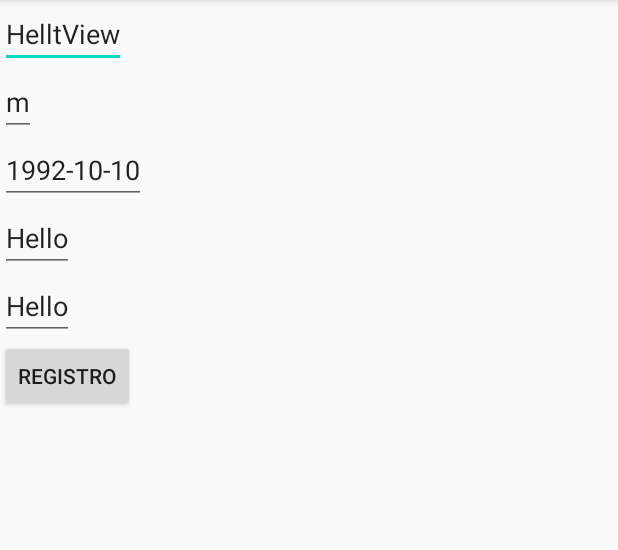
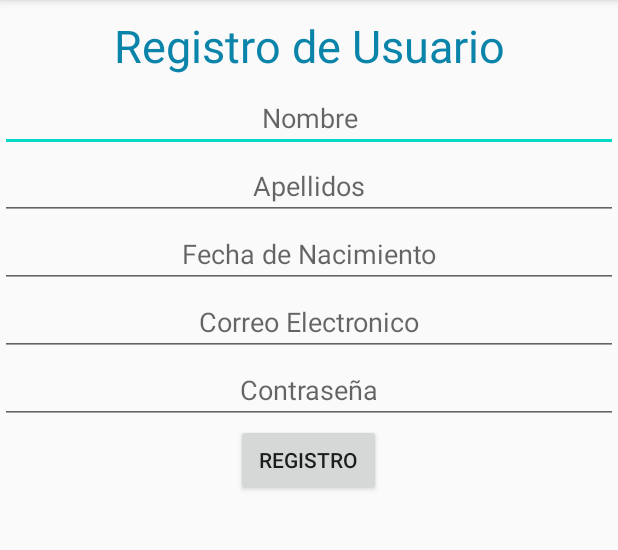
Before and after one commit to Ro-Nel/no_appearance_front, an Android app: the RegistroActivity screen opened directly, with no data from a screen before it, on a phone screen of 412 x 824 dp, the part 84-634 px from its top. Run offline under Robolectric (Android 15) with nearby library versions, the phone set to English and light mode, and no system bars.

Commit message:
Registro

```diff
--- a/app/src/main/res/layout/activity_registro.xml
+++ b/app/src/main/res/layout/activity_registro.xml
@@ -8,34 +8,54 @@
         android:orientation="vertical"
         tools:context=".RegistroActivity">
 
+    <TextView android:id="@+id/titulo"
+              android:layout_width="fill_parent"
+              android:layout_height="wrap_content"
+              android:layout_marginTop="10dip"
+              android:layout_marginBottom="5dip"
+              android:text="Registro de Usuario"
+              android:gravity="center"
+              android:textSize="30dip"
+              android:textColor="#0b84aa"/>
 
     <EditText android:id="@+id/name"
-              android:layout_width="wrap_content"
               android:layout_height="wrap_content"
-              android:text="HelltView" />
+              android:layout_width="fill_parent"
+              android:hint="Nombre"
+              android:gravity="center"/>
+
     <EditText android:id="@+id/apellido"
-              android:layout_width="wrap_content"
               android:layout_height="wrap_content"
-              android:text="m" />
+              android:layout_width="fill_parent"
+              android:hint="Apellidos"
+              android:gravity="center"/>
 
     <EditText android:id="@+id/nacimiento"
-              android:layout_width="wrap_content"
               android:layout_height="wrap_content"
-              android:text="1992-10-10" />
+              android:layout_width="fill_parent"
+              android:hint="Fecha de Nacimiento"
+              android:gravity="center"/>
 
     <EditText android:id="@+id/email"
-              android:layout_width="wrap_content"
               android:layout_height="wrap_content"
-              android:text="Hello" />
+              android:layout_width="fill_parent"
+              android:hint="Correo Electronico"
+              android:gravity="center"/>
+
     <EditText android:id="@+id/password"
-              android:layout_width="wrap_content"
               android:layout_height="wrap_content"
-              android:text="Hello" />
+              android:layout_width="fill_parent"
+              android:gravity="center"
+              android:hint="Contraseña"/>
+
 
     <Button android:id="@+id/registro"
+            android:layout_height="wrap_content"
             android:layout_width="wrap_content"
-            android:layout_height="wrap_content"
-            android:text="Registro" />
+            android:text="Registro"
+            android:layout_gravity="center_horizontal"
+            android:paddingLeft="15dip"
+            android:paddingRight="15dip"/>
 
 
 </LinearLayout>
```
